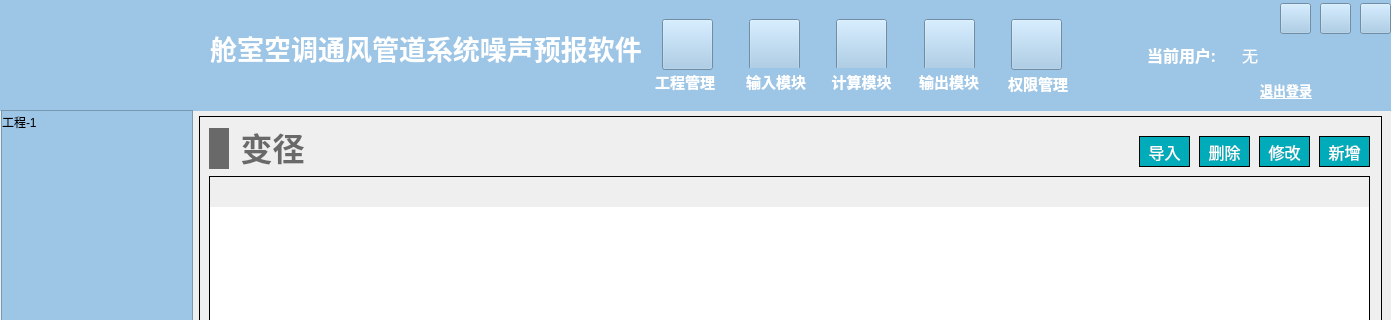
Above: NoiseCalSoft/widget.ui from haobana/NoiCal before the change; both pictures show x 0 to 1391 and y 0 to 320 of the 1391 by 801 pixel window. Below: the same form after it.
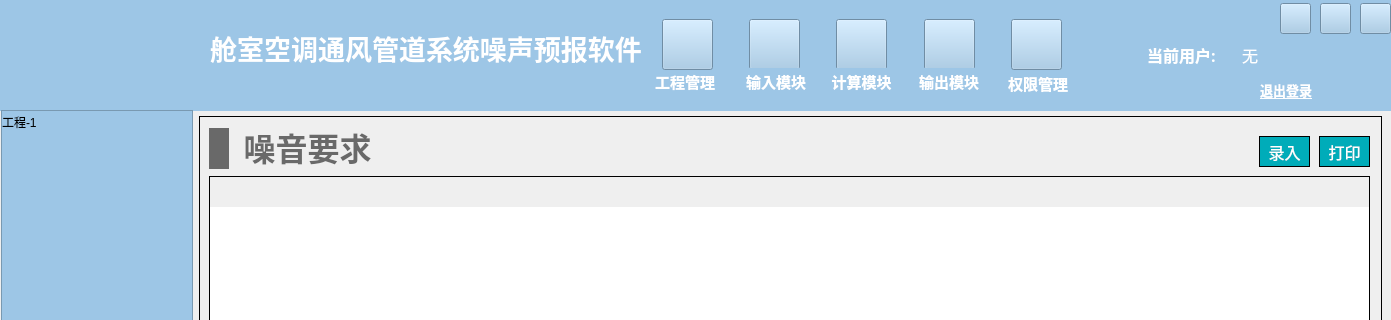
That is the form after the change. Icons and pictures are not drawn.

```diff
--- a/NoiseCalSoft/widget.ui
+++ b/NoiseCalSoft/widget.ui
@@ -589,7 +589,7 @@
 }</string>
    </property>
    <property name="currentIndex">
-    <number>18</number>
+    <number>41</number>
    </property>
    <widget class="QWidget" name="page_login">
     <layout class="QGridLayout" name="gridLayout" rowstretch="2,5,4">
@@ -12841,6 +12841,228 @@
      </widget>
     </widget>
    </widget>
+   <widget class="QWidget" name="page_report_noise_require_table">
+    <widget class="QWidget" name="widget_noise_require_table" native="true">
+     <property name="geometry">
+      <rect>
+       <x>6</x>
+       <y>6</y>
+       <width>1183</width>
+       <height>679</height>
+      </rect>
+     </property>
+     <property name="styleSheet">
+      <string notr="true">#widget_noise_require_table
+{
+border: 1px solid #000000;
+}</string>
+     </property>
+     <widget class="QWidget" name="layoutWidget_42">
+      <property name="geometry">
+       <rect>
+        <x>10</x>
+        <y>10</y>
+        <width>171</width>
+        <height>45</height>
+       </rect>
+      </property>
+      <layout class="QHBoxLayout" name="horizontalLayout_55">
+       <item>
+        <widget class="QLabel" name="label_99">
+         <property name="minimumSize">
+          <size>
+           <width>20</width>
+           <height>41</height>
+          </size>
+         </property>
+         <property name="maximumSize">
+          <size>
+           <width>20</width>
+           <height>41</height>
+          </size>
+         </property>
+         <property name="styleSheet">
+          <string notr="true">QLabel { 
+border: none; 
+background-color : rgb(105, 105, 105);
+}</string>
+         </property>
+         <property name="text">
+          <string/>
+         </property>
+        </widget>
+       </item>
+       <item>
+        <widget class="QLabel" name="label_100">
+         <property name="font">
+          <font>
+           <family>Microsoft YaHei</family>
+           <pointsize>24</pointsize>
+           <bold>true</bold>
+          </font>
+         </property>
+         <property name="styleSheet">
+          <string notr="true">QLabel { 
+border: none; 
+color : rgb(105, 105, 105);
+}</string>
+         </property>
+         <property name="text">
+          <string>噪音要求</string>
+         </property>
+         <property name="alignment">
+          <set>Qt::AlignBottom|Qt::AlignHCenter</set>
+         </property>
+        </widget>
+       </item>
+      </layout>
+     </widget>
+     <widget class="QTableWidget" name="tableWidget_noise_require">
+      <property name="geometry">
+       <rect>
+        <x>10</x>
+        <y>60</y>
+        <width>1161</width>
+        <height>611</height>
+       </rect>
+      </property>
+      <property name="font">
+       <font>
+        <family>黑体</family>
+        <pointsize>-1</pointsize>
+       </font>
+      </property>
+      <property name="styleSheet">
+       <string notr="true">/*设置标题(包括垂直+水平的)*/
+QHeaderView
+{							
+	
+	font-size: 15px;				/*字大小*/
+	font-family: '黑体';
+	/*border: 1px solid #B4B4B4;*/
+	border:none;
+    /*border-bottom: 2px solid #999999; */		/*下边框颜色*/
+    /*background: #9DC6E6;*/				/*背景浅蓝色*/ 
+	min-height:30px;
+	text-align: center;	       
+}
+
+
+/*设置标题(水平的)*/
+QHeaderView::section:horizontal { 					
+        border: 1px solid #AFAFAF; 			/*间隔颜色*/
+	    border-bottom: 2px solid #999999; 							
+        color: black;
+        background: #9DC6E6;
+}
+
+/*设置鼠标停留状态*/
+QHeaderView::section:horizontal:hover 
+{			
+        color: black;							/*字体白色*/
+        background: #82AFC9;				/*背景深蓝色*/
+}
+
+/*设置鼠标按下状态*/
+QHeaderView::section:horizontal:pressed 
+{			
+        color: black;
+        background: #82AFC9;
+		border-bottom: 3px solid #037BFC;				
+}
+
+
+QTableWidget 
+{
+		font-size: 14px;				/*10榜*/				
+		color : black;				
+        border: 1px solid #000000;		
+        background: white;
+        gridline-color: #E0E0E0;	
+        text-align: center;	
+        outline:0px;			/*禁止焦点*/
+}
+
+/*设置选中的视图项*/
+QTableWidget::item:selected
+{				    
+		border: 2px solid #0398FC;	
+        color : black;				
+}</string>
+      </property>
+     </widget>
+     <widget class="QPushButton" name="pushButton_noise_require_table_entry">
+      <property name="geometry">
+       <rect>
+        <x>1060</x>
+        <y>20</y>
+        <width>51</width>
+        <height>31</height>
+       </rect>
+      </property>
+      <property name="font">
+       <font>
+        <family>黑体</family>
+        <pointsize>12</pointsize>
+       </font>
+      </property>
+      <property name="styleSheet">
+       <string notr="true">QPushButton
+{
+	color:#ffffff; /*文字颜色*/
+    background-color: #00ACB9;/*背景色*/
+    border-radius:0px; /*边框倒角*/
+	border: 1px solid #000000;
+}
+
+
+QPushButton:hover 
+{
+background-color: rgb(0,142,153);
+color: white;
+}</string>
+      </property>
+      <property name="text">
+       <string>录入</string>
+      </property>
+     </widget>
+     <widget class="QPushButton" name="pushButton_noise_require_print">
+      <property name="geometry">
+       <rect>
+        <x>1120</x>
+        <y>20</y>
+        <width>51</width>
+        <height>31</height>
+       </rect>
+      </property>
+      <property name="font">
+       <font>
+        <family>黑体</family>
+        <pointsize>12</pointsize>
+       </font>
+      </property>
+      <property name="styleSheet">
+       <string notr="true">QPushButton
+{
+	color:#ffffff; /*文字颜色*/
+    background-color: #00ACB9;/*背景色*/
+    border-radius:0px; /*边框倒角*/
+	border: 1px solid #000000;
+}
+
+
+QPushButton:hover 
+{
+background-color: rgb(0,142,153);
+color: white;
+}</string>
+      </property>
+      <property name="text">
+       <string>打印</string>
+      </property>
+     </widget>
+    </widget>
+   </widget>
    <widget class="QWidget" name="page_report_cal_room">
     <widget class="QWidget" name="widget_report_cal_room" native="true">
      <property name="geometry">
```
Left out of the diff: 69 changed lines with no effect on the pictures.
